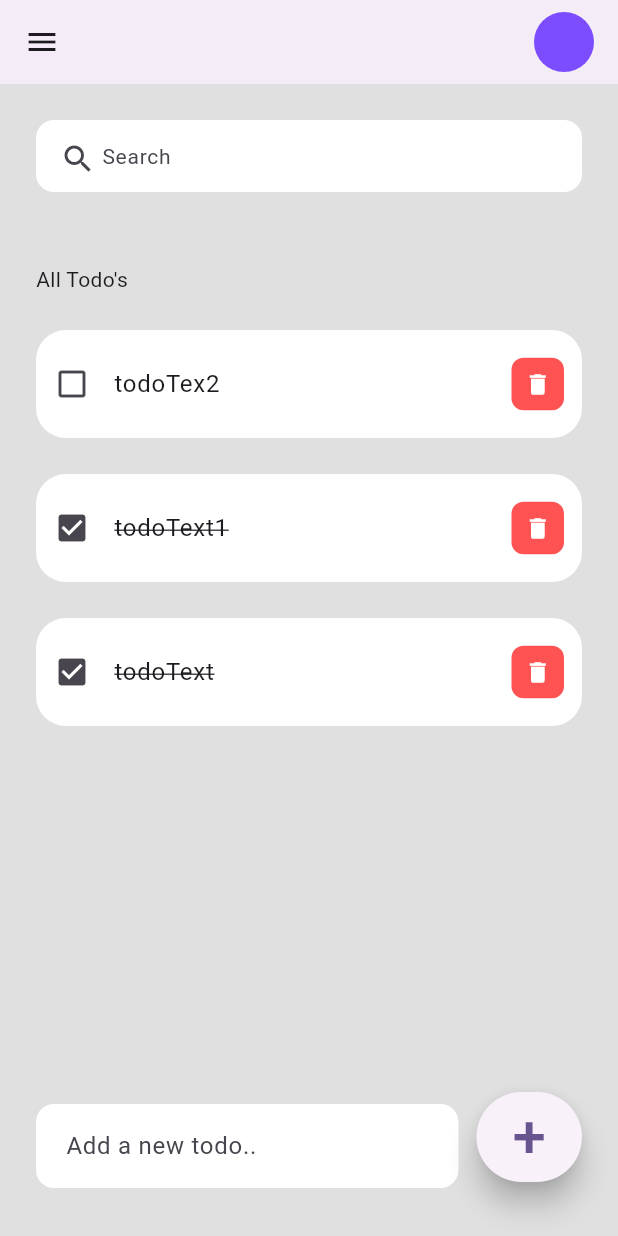
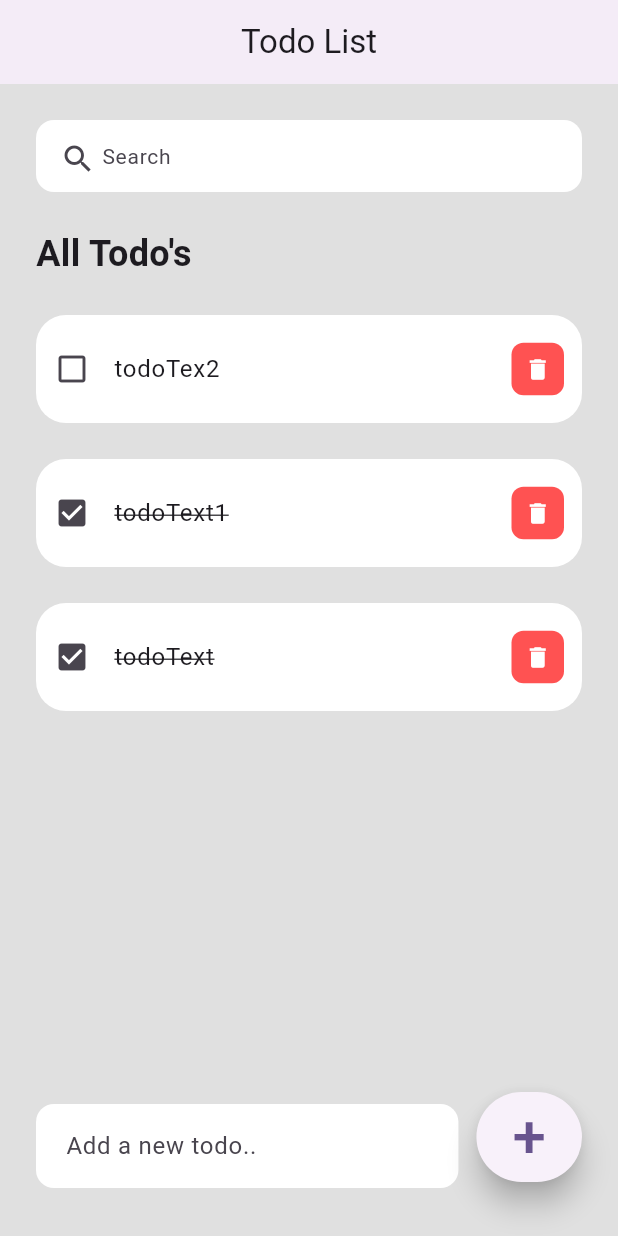
Before and after one commit to wahyuadhiprabowoo/todolist-flutter, a Flutter app: the screen it shows after launch, on a phone screen of 412 x 824 dp. Run offline on Flutter 3.47's test engine with Material 2 defaults, Android fonts, the phone set to English and light mode, and no system bars.

Commit message:
change size font

```diff
--- a/lib/screens/home.dart
+++ b/lib/screens/home.dart
@@ -58,18 +58,8 @@ class _HomeScreenState extends State<HomeScreen> {
     return Scaffold(
       backgroundColor: Colors.grey[300],
       appBar: AppBar(
-        elevation: 2,
-        title: const Row(
-          mainAxisAlignment: MainAxisAlignment.spaceBetween,
-          children: [
-            Icon(Icons.menu),
-            CircleAvatar(
-              backgroundColor: Colors.deepPurpleAccent,
-            ),
-          ],
-        ),
+        elevation: 2, title: Text("Todo List"), centerTitle: true,
         // backgroundColor: Colors.white24,
-        centerTitle: true,
       ),
       body: Padding(
         padding: const EdgeInsets.all(24.0),
@@ -83,8 +73,12 @@ class _HomeScreenState extends State<HomeScreen> {
                     child: ListView(
                       children: [
                         Container(
-                          margin: EdgeInsets.only(top: 48, bottom: 24),
-                          child: Text("All Todo's"),
+                          margin: EdgeInsets.only(top: 24, bottom: 24),
+                          child: Text(
+                            "All Todo's",
+                            style: TextStyle(
+                                fontSize: 24, fontWeight: FontWeight.w600),
+                          ),
                         ),
                         for (ToDo todo in _foundTodo.reversed)
                           TodoItem(
```
